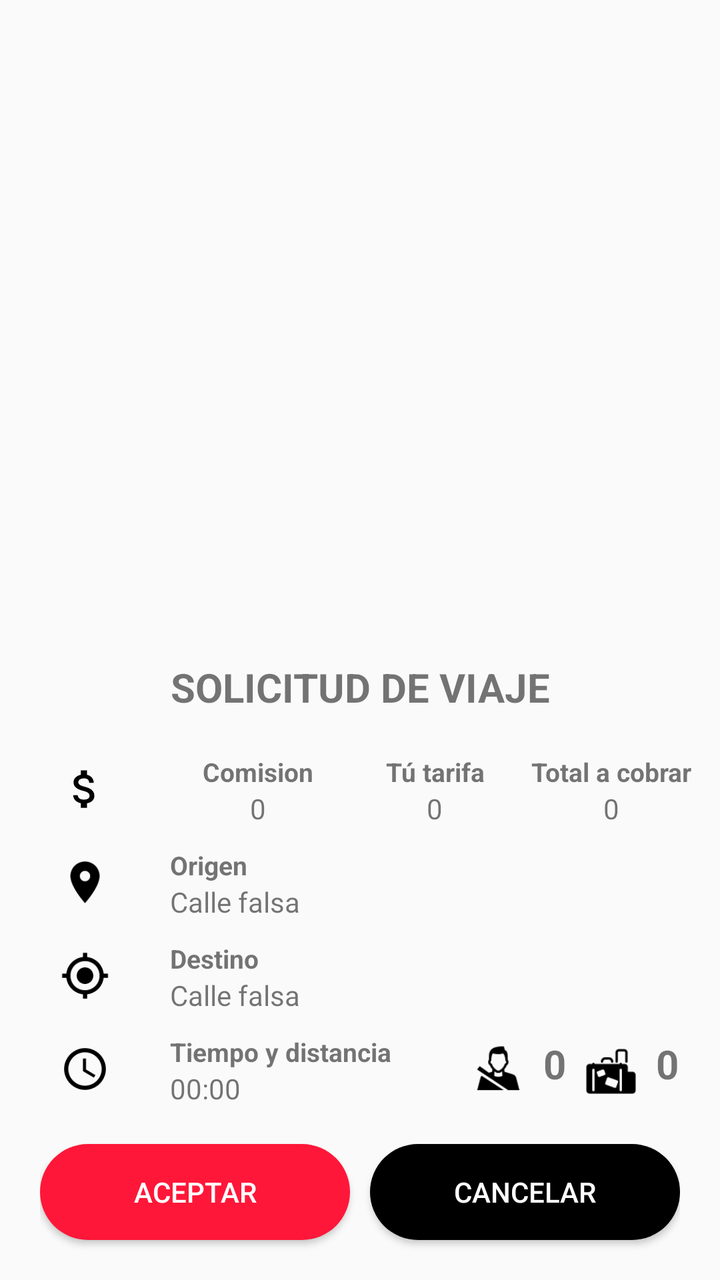
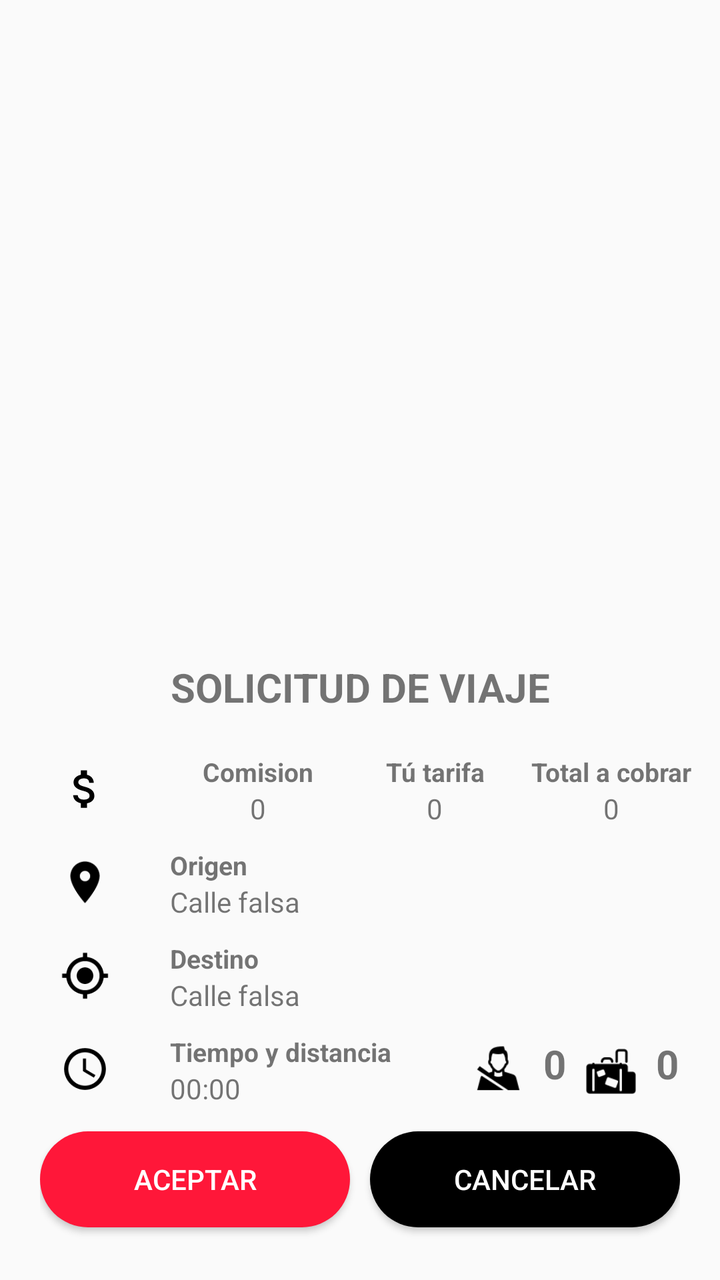

Before-and-after screenshots of an Android layout around one commit, followed by the original layout XML and the change that was made.
<!-- AndroidManifest.xml: application theme Theme.ToonsConductor -->
<!-- res/layout/modal_bottom_sheet_booking.xml -->
<?xml version="1.0" encoding="utf-8"?>
<FrameLayout
    xmlns:android="http://schemas.android.com/apk/res/android"
    xmlns:app="http://schemas.android.com/apk/res-auto"
    android:layout_width="match_parent"
    android:layout_height="wrap_content"
    app:layout_behavior="com.google.android.material.bottomsheet.BottomSheetBehavior">


    <LinearLayout
        android:layout_width="match_parent"
        android:layout_height="320dp"
        android:orientation="vertical"
        android:layout_gravity="bottom" >

        <TextView
            android:layout_width="match_parent"
            android:layout_height="wrap_content"
            android:text="SOLICITUD DE VIAJE"
            android:textAlignment="center"
            android:textStyle="bold"
            android:textSize="20sp"
            android:layout_marginTop="10dp"
            android:layout_marginBottom="10dp"/>

        <LinearLayout
            android:layout_width="match_parent"
            android:layout_height="wrap_content"
            android:orientation="horizontal"
            android:layout_marginTop="10dp">

            <ImageView
                android:layout_width="25dp"
                android:layout_height="25dp"
                android:src="@drawable/baseline_attach_money_24"
                android:layout_marginLeft="30dp"
                android:layout_marginRight="30dp"
                android:layout_marginTop="5dp" />

            <LinearLayout
                android:layout_width="match_parent"
                android:layout_height="wrap_content"
                android:layout_marginRight="10dp"
                android:orientation="horizontal">

                <LinearLayout
                    android:layout_width="match_parent"
                    android:layout_height="wrap_content"
                    android:layout_weight="1"
                    android:orientation="vertical" >

                    <TextView
                        android:layout_width="wrap_content"
                        android:layout_height="wrap_content"
                        android:text="@string/Comision"
                        android:layout_gravity="center"
                        android:textSize="13sp"
                        android:textStyle="bold" />

                    <TextView
                        android:id="@+id/textView_comision"
                        android:layout_width="wrap_content"
                        android:layout_height="wrap_content"
                        android:text="0"
                        android:layout_gravity="center"
                        android:maxLines="2"
                        android:textSize="14sp" />

                </LinearLayout>

                <LinearLayout
                    android:layout_width="match_parent"
                    android:layout_height="wrap_content"
                    android:layout_weight="1"
                    android:orientation="vertical" >

                    <TextView
                        android:layout_width="match_parent"
                        android:layout_height="wrap_content"
                        android:text="@string/Tarifa"
                        android:layout_gravity="center"
                        android:gravity="center"
                        android:textSize="13sp"
                        android:textStyle="bold" />

                    <TextView
                        android:id="@+id/textView_tarifa"
                        android:layout_width="wrap_content"
                        android:layout_height="wrap_content"
                        android:layout_gravity="center"
                        android:text="0"
                        android:maxLines="2"
                        android:textSize="14sp" />

                </LinearLayout>


                <LinearLayout
                    android:layout_width="match_parent"
                    android:layout_height="wrap_content"
                    android:layout_weight="1"
                    android:orientation="vertical" >

                    <TextView
                        android:layout_width="match_parent"
                        android:layout_height="wrap_content"
                        android:text="@string/Total"
                        android:layout_gravity="center"
                        android:gravity="center"
                        android:textSize="13sp"
                        android:textStyle="bold" />

                    <TextView
                        android:id="@+id/textView_total"
                        android:layout_width="wrap_content"
                        android:layout_height="wrap_content"
                        android:text="0"
                        android:layout_gravity="center"
                        android:maxLines="2"
                        android:textSize="14sp" />

                </LinearLayout>


            </LinearLayout>
        </LinearLayout>


        <LinearLayout
            android:layout_width="match_parent"
            android:layout_height="wrap_content"
            android:orientation="horizontal"
            android:layout_marginTop="10dp">

            <ImageView
                android:layout_width="25dp"
                android:layout_height="25dp"
                android:src="@drawable/baseline_location_on_24"
                android:layout_marginLeft="30dp"
                android:layout_marginRight="30dp"
                android:layout_marginTop="5dp"
                />

            <LinearLayout
                android:layout_width="match_parent"
                android:layout_height="wrap_content"
                android:orientation="vertical" >

                <TextView
                    android:layout_width="wrap_content"
                    android:layout_height="wrap_content"
                    android:text="Origen"
                    android:textSize="13sp"
                    android:textStyle="bold" />

                <TextView
                    android:id="@+id/textViewOrigin"
                    android:layout_width="wrap_content"
                    android:layout_height="wrap_content"
                    android:text="Calle falsa"
                    android:maxLines="2"
                    android:textSize="14sp"
                    />

            </LinearLayout>


        </LinearLayout>


        <LinearLayout
            android:layout_width="match_parent"
            android:layout_height="wrap_content"
            android:orientation="horizontal"
            android:layout_marginTop="10dp">

            <ImageView
                android:layout_width="25dp"
                android:layout_height="25dp"
                android:src="@drawable/baseline_my_location_24"
                android:layout_marginLeft="30dp"
                android:layout_marginRight="30dp"
                android:layout_marginTop="5dp"
                />

            <LinearLayout
                android:layout_width="match_parent"
                android:layout_height="wrap_content"
                android:orientation="vertical" >

                <TextView
                    android:layout_width="wrap_content"
                    android:layout_height="wrap_content"
                    android:text="Destino"
                    android:textSize="13sp"
                    android:textStyle="bold" />

                <TextView
                    android:id="@+id/textViewDestination"
                    android:layout_width="wrap_content"
                    android:layout_height="wrap_content"
                    android:text="Calle falsa"
                    android:maxLines="2"
                    android:textSize="14sp"
                    />

            </LinearLayout>


        </LinearLayout>

        <LinearLayout
            android:layout_width="match_parent"
            android:layout_height="wrap_content"
            android:orientation="horizontal"
            android:layout_marginTop="10dp">

            <ImageView
                android:layout_width="25dp"
                android:layout_height="25dp"
                android:src="@drawable/baseline_access_time_24"
                android:layout_marginLeft="30dp"
                android:layout_marginRight="30dp"
                android:layout_marginTop="5dp"
                />

            <LinearLayout
                android:layout_width="wrap_content"
                android:layout_height="wrap_content"
                android:layout_weight="1.5"
                android:orientation="vertical" >

                <TextView
                    android:layout_width="wrap_content"
                    android:layout_height="wrap_content"
                    android:text="Tiempo y distancia"
                    android:textSize="13sp"
                    android:textStyle="bold" />

                <TextView
                    android:id="@+id/textViewTimeAndDistance"
                    android:layout_width="wrap_content"
                    android:layout_height="wrap_content"
                    android:text="00:00"
                    android:maxLines="2"
                    android:textSize="14sp"
                    />

            </LinearLayout>

            <LinearLayout
                android:layout_width="wrap_content"
                android:layout_height="wrap_content"
                android:layout_weight="1"
                android:orientation="horizontal">

                <ImageView
                    android:layout_width="25dp"
                    android:layout_height="25dp"
                    android:src="@drawable/ic_pasajero"
                    android:layout_marginLeft="10dp"
                    android:layout_marginRight="10dp"
                    android:layout_marginTop="5dp"
                    />

                <TextView
                    android:id="@+id/textView_pasajeros"
                    android:layout_width="wrap_content"
                    android:layout_height="wrap_content"
                    android:layout_gravity="center"
                    android:gravity="center"
                    android:text="0"
                    android:textSize="20sp"
                    android:textStyle="bold"
                    android:backgroundTint="@color/blancoTransparente"
                    ></TextView>

                <ImageView
                    android:layout_width="25dp"
                    android:layout_height="25dp"
                    android:src="@drawable/ic_equipaje"
                    android:layout_marginLeft="10dp"

                    android:layout_marginRight="10dp"
                    android:layout_marginTop="5dp"
                    />

                <TextView
                    android:id="@+id/textView_equipaje"
                    android:layout_width="wrap_content"
                    android:layout_height="wrap_content"
                    android:layout_gravity="center"
                    android:gravity="center"
                    android:text="0"
                    android:textSize="20sp"
                    android:textStyle="bold"
                    android:backgroundTint="@color/blancoTransparente"
                    ></TextView>
            </LinearLayout>


        </LinearLayout>

    </LinearLayout>


    <LinearLayout
        android:layout_width="match_parent"
        android:layout_height="match_parent"
        android:orientation="horizontal"
        android:gravity="bottom"
        android:layout_marginRight="20dp"
        android:layout_marginLeft="20dp"
        >

        <Button
            android:id="@+id/btnAccept"
            android:layout_width="0dp"
            android:layout_height="wrap_content"
            android:layout_weight="1"
            android:text="@string/Aceptar"
            android:background="@drawable/rounded_button"
            android:layout_marginBottom="10dp"
            android:textColor="@color/white"
            android:layout_marginRight="5dp"

            />

        <Button
            android:id="@+id/btnCancel"
            android:layout_width="0dp"
            android:layout_height="wrap_content"
            android:layout_weight="1"
            android:text="@string/Cancelar"
            android:background="@drawable/rounded_button"
            app:backgroundTint="@color/black"
            android:textColor="@color/white"
            android:layout_marginBottom="10dp"
            android:layout_marginLeft="5dp"
            />

    </LinearLayout>





</FrameLayout>
<!-- resources referenced by this layout -->
<resources>
  <color name="black">#FF000000</color>
  <color name="blancoTransparente">#32FBFBFB</color>
  <color name="white">#FFFFFFFF</color>
  <!-- drawable baseline_access_time_24 (drawable) -->
  <vector android:height="24dp" android:tint="#000000"
      android:viewportHeight="24" android:viewportWidth="24"
      android:width="24dp" xmlns:android="http://schemas.android.com/apk/res/android">
      <path android:fillColor="@android:color/white" android:pathData="M11.99,2C6.47,2 2,6.48 2,12s4.47,10 9.99,10C17.52,22 22,17.52 22,12S17.52,2 11.99,2zM12,20c-4.42,0 -8,-3.58 -8,-8s3.58,-8 8,-8 8,3.58 8,8 -3.58,8 -8,8z"/>
      <path android:fillColor="@android:color/white" android:pathData="M12.5,7H11v6l5.25,3.15 0.75,-1.23 -4.5,-2.67z"/>
  </vector>
  <!-- drawable baseline_attach_money_24 (drawable) -->
  <vector android:height="24dp" android:tint="#000000"
      android:viewportHeight="24" android:viewportWidth="24"
      android:width="24dp" xmlns:android="http://schemas.android.com/apk/res/android">
      <path android:fillColor="@android:color/white" android:pathData="M11.8,10.9c-2.27,-0.59 -3,-1.2 -3,-2.15 0,-1.09 1.01,-1.85 2.7,-1.85 1.78,0 2.44,0.85 2.5,2.1h2.21c-0.07,-1.72 -1.12,-3.3 -3.21,-3.81V3h-3v2.16c-1.94,0.42 -3.5,1.68 -3.5,3.61 0,2.31 1.91,3.46 4.7,4.13 2.5,0.6 3,1.48 3,2.41 0,0.69 -0.49,1.79 -2.7,1.79 -2.06,0 -2.87,-0.92 -2.98,-2.1h-2.2c0.12,2.19 1.76,3.42 3.68,3.83V21h3v-2.15c1.95,-0.37 3.5,-1.5 3.5,-3.55 0,-2.84 -2.43,-3.81 -4.7,-4.4z"/>
  </vector>
  <!-- drawable baseline_location_on_24 (drawable) -->
  <vector android:height="24dp" android:tint="#000000"
      android:viewportHeight="24" android:viewportWidth="24"
      android:width="24dp" xmlns:android="http://schemas.android.com/apk/res/android">
      <path android:fillColor="@android:color/white" android:pathData="M12,2C8.13,2 5,5.13 5,9c0,5.25 7,13 7,13s7,-7.75 7,-13c0,-3.87 -3.13,-7 -7,-7zM12,11.5c-1.38,0 -2.5,-1.12 -2.5,-2.5s1.12,-2.5 2.5,-2.5 2.5,1.12 2.5,2.5 -1.12,2.5 -2.5,2.5z"/>
  </vector>
  <!-- drawable baseline_my_location_24 (drawable) -->
  <vector android:height="24dp" android:tint="#000000"
      android:viewportHeight="24" android:viewportWidth="24"
      android:width="24dp" xmlns:android="http://schemas.android.com/apk/res/android">
      <path android:fillColor="@android:color/white" android:pathData="M12,8c-2.21,0 -4,1.79 -4,4s1.79,4 4,4 4,-1.79 4,-4 -1.79,-4 -4,-4zM20.94,11c-0.46,-4.17 -3.77,-7.48 -7.94,-7.94L13,1h-2v2.06C6.83,3.52 3.52,6.83 3.06,11L1,11v2h2.06c0.46,4.17 3.77,7.48 7.94,7.94L11,23h2v-2.06c4.17,-0.46 7.48,-3.77 7.94,-7.94L23,13v-2h-2.06zM12,19c-3.87,0 -7,-3.13 -7,-7s3.13,-7 7,-7 7,3.13 7,7 -3.13,7 -7,7z"/>
  </vector>
  <!-- drawable rounded_button (drawable) -->
  <?xml version="1.0" encoding="utf-8"?>
  <shape
      xmlns:android="http://schemas.android.com/apk/res/android">
  
      <corners android:radius="50dp" />
      <solid android:color="@color/red" />
  
  </shape>
  <string name="Aceptar">Aceptar</string>
  <string name="Cancelar">Cancelar</string>
  <string name="Comision">Comision</string>
  <string name="Tarifa">Tú tarifa</string>
  <string name="Total">Total a cobrar</string>
  <style name="Theme.ToonsConductor" parent="Base.Theme.ToonsConductor" />
  <color name="red">#FF1739</color>
  <color name="rojo">#EEF13737</color>
  <!-- unchanged entries left out for length: 3 -->
</resources>

<!-- the commit's change to res/layout/modal_bottom_sheet_booking.xml (unified diff, before → after) -->
@@ -13,7 +13,9 @@
         android:orientation="vertical"
         android:layout_gravity="bottom" >
 
+
         <TextView
+            android:id="@+id/TextView_tiempo"
             android:layout_width="match_parent"
             android:layout_height="wrap_content"
             android:text="SOLICITUD DE VIAJE"
@@ -300,46 +302,47 @@
 
 
         </LinearLayout>
+        <LinearLayout
+            android:layout_width="match_parent"
+            android:layout_height="wrap_content"
+            android:orientation="horizontal"
+            android:layout_marginTop="12sp"
+            android:layout_marginRight="20dp"
+            android:layout_marginLeft="20dp"
+            >
+
+            <Button
+                android:id="@+id/btnAccept"
+                android:layout_width="0dp"
+                android:layout_height="wrap_content"
+                android:layout_weight="1"
+                android:text="@string/Aceptar"
+                android:background="@drawable/rounded_button"
+                android:layout_marginBottom="10dp"
+                android:textColor="@color/white"
+                android:layout_marginRight="5dp"
+
+                />
+
+            <Button
+                android:id="@+id/btnCancel"
+                android:layout_width="0dp"
+                android:layout_height="wrap_content"
+                android:layout_weight="1"
+                android:text="@string/Cancelar"
+                android:background="@drawable/rounded_button"
+                app:backgroundTint="@color/black"
+                android:textColor="@color/white"
+                android:layout_marginBottom="10dp"
+                android:layout_marginLeft="5dp"
+                />
+
+        </LinearLayout>
 
     </LinearLayout>
 
 
-    <LinearLayout
-        android:layout_width="match_parent"
-        android:layout_height="match_parent"
-        android:orientation="horizontal"
-        android:gravity="bottom"
-        android:layout_marginRight="20dp"
-        android:layout_marginLeft="20dp"
-        >
-
-        <Button
-            android:id="@+id/btnAccept"
-            android:layout_width="0dp"
-            android:layout_height="wrap_content"
-            android:layout_weight="1"
-            android:text="@string/Aceptar"
-            android:background="@drawable/rounded_button"
-            android:layout_marginBottom="10dp"
-            android:textColor="@color/white"
-            android:layout_marginRight="5dp"
-
-            />
-
-        <Button
-            android:id="@+id/btnCancel"
-            android:layout_width="0dp"
-            android:layout_height="wrap_content"
-            android:layout_weight="1"
-            android:text="@string/Cancelar"
-            android:background="@drawable/rounded_button"
-            app:backgroundTint="@color/black"
-            android:textColor="@color/white"
-            android:layout_marginBottom="10dp"
-            android:layout_marginLeft="5dp"
-            />
-
-    </LinearLayout>
+
 
 
 
